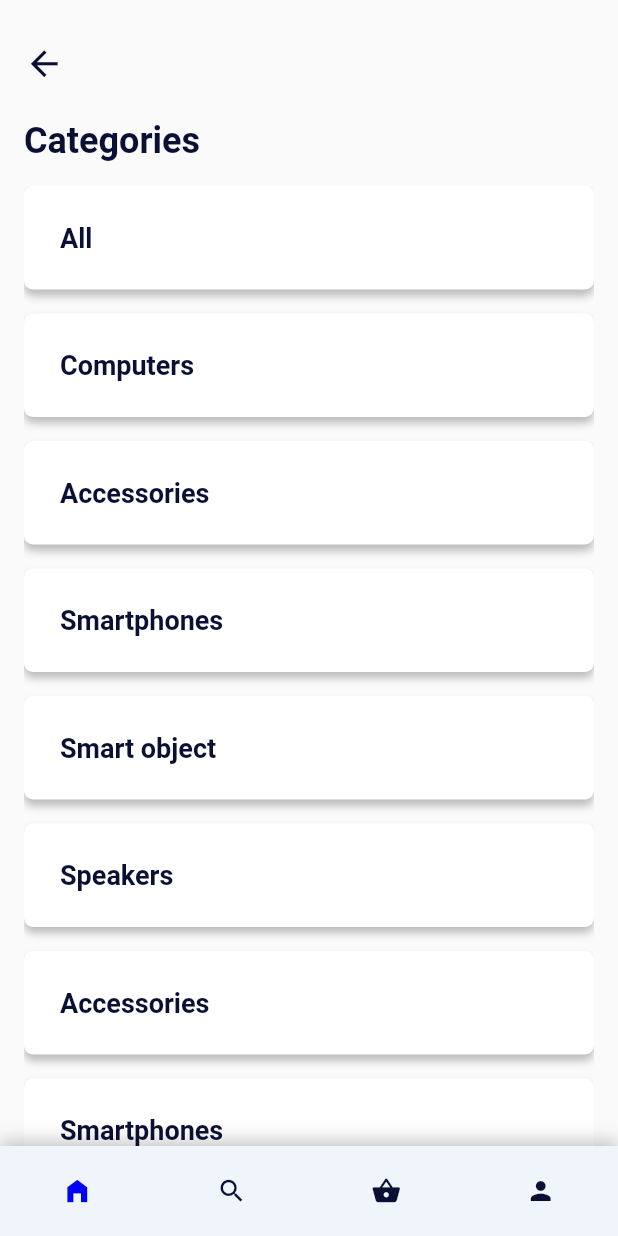
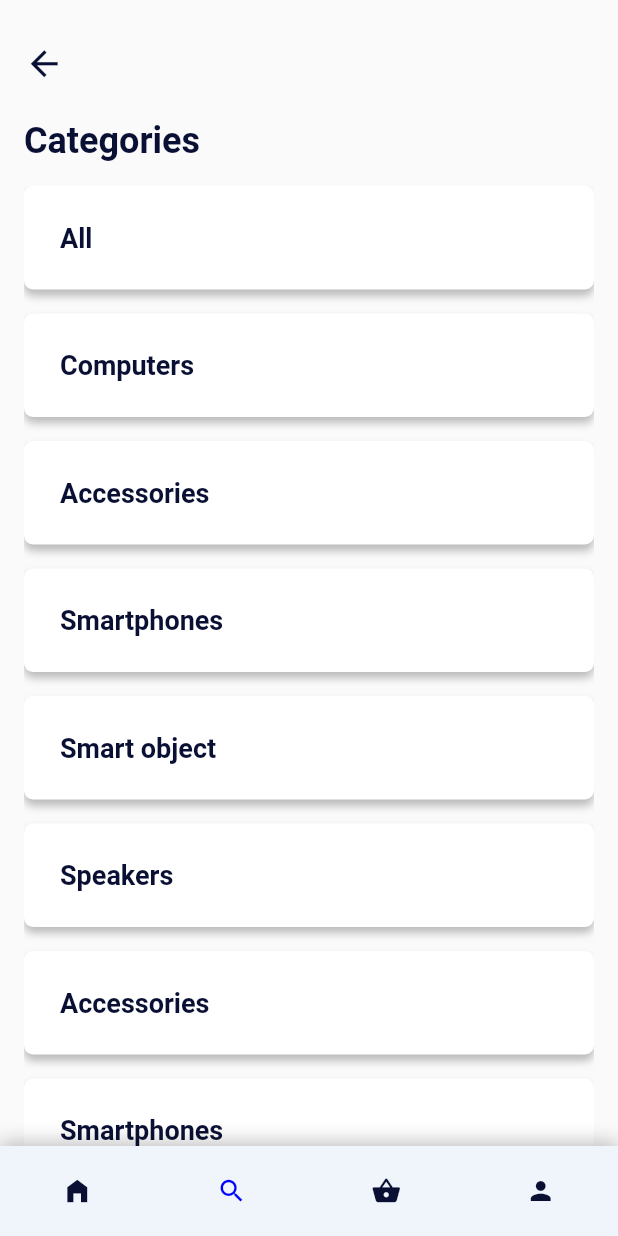
Before and after one commit to umit-turk/FlutterLearnECommerce, a Flutter app: the screen it shows after launch, after a tap on "Categoriess", on a phone screen of 412 x 824 dp. Run offline on Flutter 3.47's test engine with Material 2 defaults, Android fonts, the phone set to English and light mode, and no system bars.

Commit message:
proje sonu

```diff
--- a/lib/categories.dart
+++ b/lib/categories.dart
@@ -1,5 +1,7 @@
 import 'package:flutter/material.dart';
 import 'package:flutter_application_1/components/bottomNavigation.dart';
+import 'package:flutter_application_1/components/category.dart';
+import 'package:flutter_application_1/components/header.dart';
 
 class CategoriesPage extends StatelessWidget {
   final List<String> categories = [
@@ -26,34 +28,15 @@ class CategoriesPage extends StatelessWidget {
             child: Column(
               crossAxisAlignment: CrossAxisAlignment.start,
               children: [
-                SizedBox(
-                  height: 29,
-                ),
-                //Geri ikonu
-                Icon(
-                  Icons.arrow_back,
-                  color: Color(0xFF0A1034),
-                  size: 27,
-                ),
-
-                //kategori baslik
-                SizedBox(
-                  height: 24,
-                ),
-                Text(
-                  "Categories",
-                  style: TextStyle(
-                      fontWeight: FontWeight.bold,
-                      fontSize: 24,
-                      color: Color(0xFF0A1034)),
-                ),
+                //Header
+                header("Categories", context),
                 SizedBox(height: 16),
 
                 //kategoriler
                 Expanded(
                   child: ListView(
                     children: categories
-                        .map((String title) => buildCategory(title))
+                        .map((String title) => buildCategory(title, context))
                         .toList(),
                   ),
                 )
@@ -61,14 +44,20 @@ class CategoriesPage extends StatelessWidget {
             ),
           ),
           //bottomNavBar
-          bottomNavigationBar()
+          bottomNavigationBar("search")
         ],
       )),
     );
   }
 
-  Widget buildCategory(String title) {
-    return Container(
+  Widget buildCategory(String title, context) {
+    return GestureDetector(
+      onTap: () {
+        Navigator.push(context, MaterialPageRoute(builder: (context) {
+          return CategoryPage(title);
+        }));
+      },
+      child: Container(
         padding: EdgeInsets.all(24.0),
         margin: EdgeInsets.only(bottom: 16),
         width: double.infinity,
@@ -89,6 +78,7 @@ class CategoriesPage extends StatelessWidget {
               fontWeight: FontWeight.w600,
               color: Color(0xFF0A1034)),
         ),
+      ),
     );
   }
 }
--- a/lib/components/bottomNavigation.dart
+++ b/lib/components/bottomNavigation.dart
@@ -1,6 +1,6 @@
 import 'package:flutter/material.dart';
 
-Widget bottomNavigationBar() {
+Widget bottomNavigationBar(String page) {
   return Align(
     alignment: Alignment.bottomCenter,
     child: Container(
@@ -18,10 +18,10 @@ Widget bottomNavigationBar() {
       child: Row(
         mainAxisAlignment: MainAxisAlignment.spaceAround,
         children: [
-          buildNavIcon(iconData: Icons.home_filled, active: true),
-          buildNavIcon(iconData: Icons.search, active: false),
-          buildNavIcon(iconData: Icons.shopping_basket, active: false),
-          buildNavIcon(iconData: Icons.person, active: false),
+          buildNavIcon(iconData: Icons.home_filled, active: page == "home"),
+          buildNavIcon(iconData: Icons.search, active: page == "search"),
+          buildNavIcon(iconData: Icons.shopping_basket, active: page == "cart"),
+          buildNavIcon(iconData: Icons.person, active: page == "profile"),
         ],
       ),
     ),
--- /dev/null
+++ b/lib/components/header.dart
@@ -0,0 +1,36 @@
+import 'package:flutter/material.dart';
+
+Widget header(String title, context) {
+  return Column(
+    crossAxisAlignment: CrossAxisAlignment.start,
+    children: [
+      SizedBox(
+        height: 29,
+      ),
+
+      //Geri ikonu
+      GestureDetector(
+        onTap: () {
+          Navigator.pop(context);
+        },
+        child: Icon(
+          Icons.arrow_back,
+          color: Color(0xFF0A1034),
+          size: 27,
+        ),
+      ),
+
+      //kategori baslik
+      SizedBox(
+        height: 24,
+      ),
+      Text(
+        title,
+        style: TextStyle(
+            fontWeight: FontWeight.bold,
+            fontSize: 24,
+            color: Color(0xFF0A1034)),
+      ),
+    ],
+  );
+}
--- /dev/null
+++ b/lib/components/label.dart
@@ -0,0 +1,14 @@
+import 'package:flutter/material.dart';
+
+Widget label(String text) {
+  return Container(
+    padding: EdgeInsets.all(4),
+    decoration: BoxDecoration(
+        borderRadius: BorderRadius.circular(2), color: Color(0xFFE0ECF8)),
+    child: Text(
+      text,
+      textAlign: TextAlign.center,
+      style: TextStyle(color: Color(0xFF1F53E4)),
+    ),
+  );
+}
--- a/lib/home.dart
+++ b/lib/home.dart
@@ -1,6 +1,7 @@
 import 'package:flutter/material.dart';
 import 'package:flutter_application_1/categories.dart';
 import 'package:flutter_application_1/components/bottomNavigation.dart';
+import 'package:flutter_application_1/components/label.dart';
 
 class HomaPage extends StatefulWidget {
   const HomaPage({Key? key}) : super(key: key);
@@ -130,7 +131,7 @@ class _HomaPageState extends State<HomaPage> {
             ),
 
             //BOTTTOM NAVIGATION BAR
-            bottomNavigationBar(),
+            bottomNavigationBar("home"),
           ],
         ),
       ),
@@ -241,15 +242,7 @@ Container buildSalesItem({
       crossAxisAlignment: CrossAxisAlignment.start,
       children: [
         // 50%
-        Container(
-          padding: EdgeInsets.all(4),
-          decoration: BoxDecoration(
-              borderRadius: BorderRadius.circular(2), color: Color(0xFFE0ECF8)),
-          child: Text(
-            discount,
-            style: TextStyle(color: Color(0xFF1F53E4)),
-          ),
-        ),
+        label(discount),
 
         //telefon resmi
         SizedBox(height: 22),
```
Also changed, not shown: lib/components/category.dart (added, +140 -0 lines), lib/productDetail.dart (added, +163 -0 lines). Lines whose indentation alone changed are shown as unchanged.
